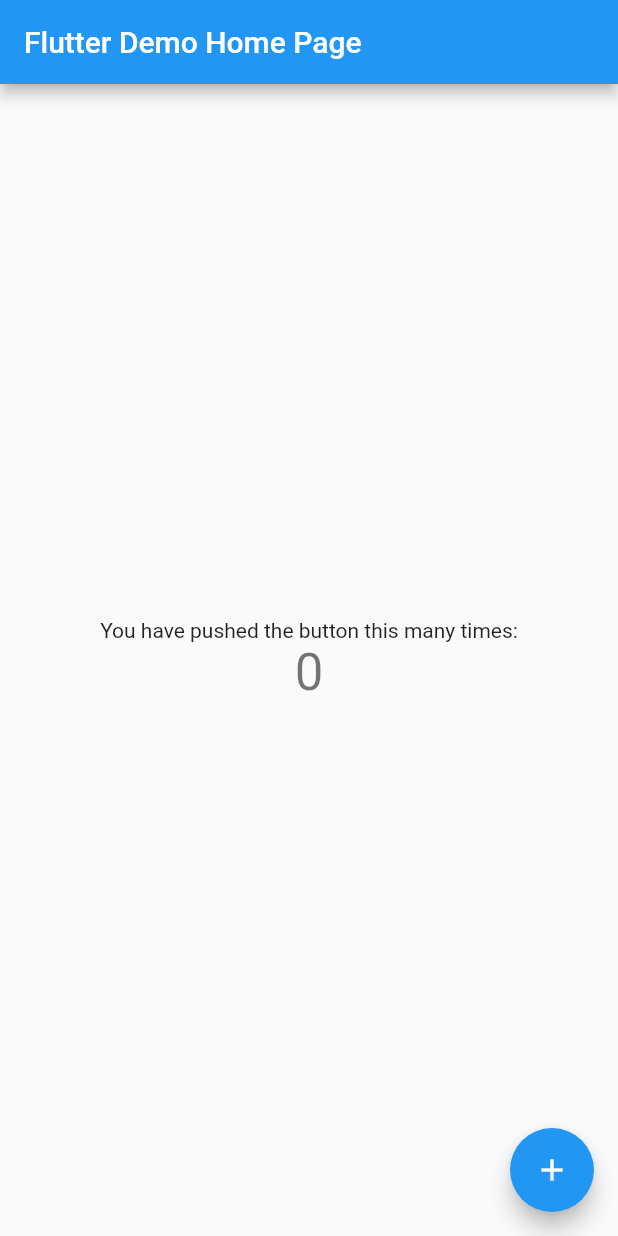
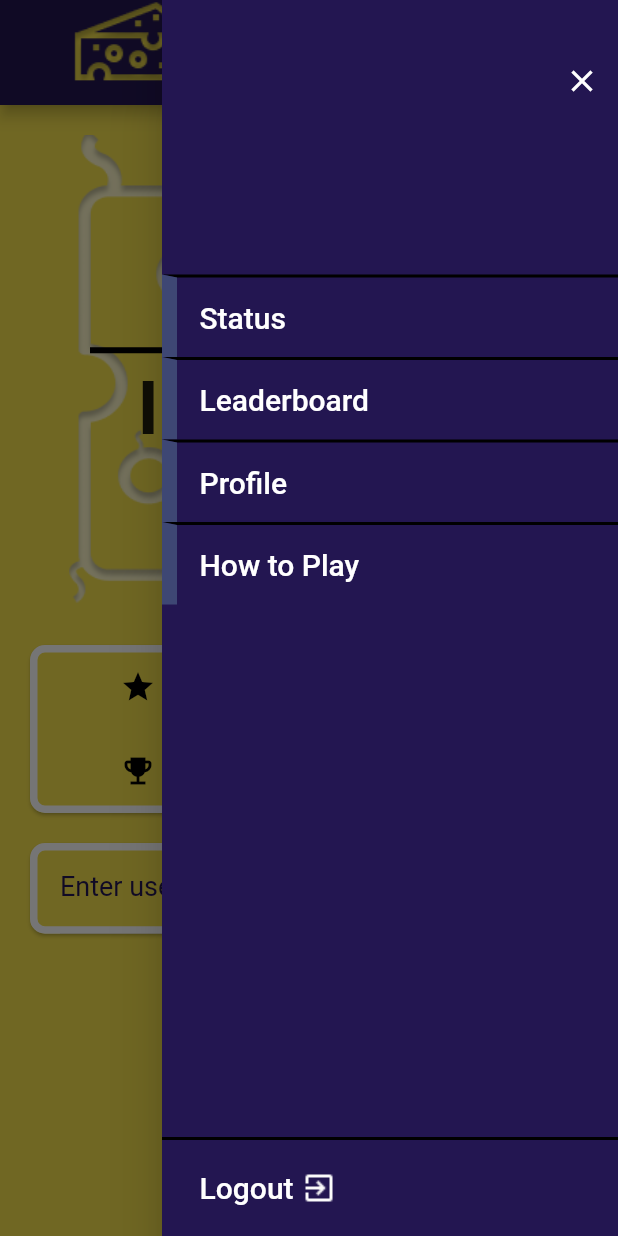
Before and after one commit to joshrabovsky/CheeseTouch, a Flutter app: the screen it shows after launch, with the side drawer open (before the commit the screen has no drawer), on a phone screen of 412 x 824 dp. Run offline on Flutter 3.47's test engine with Material 2 defaults, Android fonts, the phone set to English and light mode, and no system bars.

Commit message:
starter page initial

```diff
--- /dev/null
+++ b/cheese_touch/lib/app_bar.dart
@@ -0,0 +1,23 @@
+import "package:flutter/material.dart";
+
+class MyAppBar extends StatelessWidget {
+  @override
+  Widget build(BuildContext context) {
+    return AppBar(
+      backgroundColor: Color(0xff231651),
+      title: Row(
+        mainAxisAlignment: MainAxisAlignment.start,
+        crossAxisAlignment: CrossAxisAlignment.center,
+        children: <Widget>[
+          Expanded(
+            child: Container(
+              child: Image.asset(
+                "assets/images/appbarlogo.png",
+              ),
+            ),
+          ),
+        ],
+      ),
+    );
+  }
+}
--- /dev/null
+++ b/cheese_touch/lib/drawer.dart
@@ -0,0 +1,179 @@
+import 'package:flutter/material.dart';
+import 'package:flutter/rendering.dart';
+import "starter_body.dart";
+
+class DrawerMenu extends StatelessWidget {
+  var screenName;
+
+  void closeMenu(BuildContext ctx) {
+    Navigator.of(ctx).pop();
+  }
+
+  void selectMenuOption(BuildContext ctx) {
+    Navigator.of(ctx).pushReplacement(
+      MaterialPageRoute(
+        builder: (_) {
+          return screenName;
+        },
+
+      ),
+    );
+  }
+
+  @override
+  Widget build(BuildContext context) {
+    return Drawer(
+      child: Container(
+        color: Color(0xff231651),
+        padding: EdgeInsets.only(top: 30),
+        child: Column(
+          mainAxisAlignment: MainAxisAlignment.spaceBetween,
+          children: [
+            Container(
+              alignment: Alignment.topRight,
+              child: CloseButton(
+                color: Colors.white,
+                onPressed: () {
+                  closeMenu(context);
+                },
+              ),
+            ),
+            Padding(
+              padding: EdgeInsets.only(bottom: 250.0),
+              child: Column(
+                children: [
+                  InkWell(
+                    child: Container(
+                      width: double.infinity,
+                      padding: EdgeInsets.all(15.0),
+                      decoration: BoxDecoration(
+                        border: Border(
+                          top: BorderSide(color: Colors.black, width: 2.0),
+                          left:
+                              BorderSide(color: Color(0xff3E4774), width: 10.0),
+                        ),
+                      ),
+                      child: Text(
+                        'Status',
+                        style: Theme.of(context)
+                            .textTheme
+                            .headline6
+                            .apply(color: Colors.white),
+                        textAlign: TextAlign.left,
+                      ),
+                    ),
+                    onTap: () {screenName = StarterBody();
+                      selectMenuOption(context);
+                      print("startertapped");
+                    },
+                  ),
+                  InkWell(
+                    splashColor: Color(0xff231651),
+                    child: Container(
+                      width: double.infinity,
+                      padding: EdgeInsets.all(15.0),
+                      decoration: BoxDecoration(
+                        border: Border(
+                          top: BorderSide(color: Colors.black, width: 2.0),
+                          left:
+                              BorderSide(color: Color(0xff3E4774), width: 10.0),
+                        ),
+                      ),
+                      child: Text(
+                        'Leaderboard',
+                        style: Theme.of(context)
+                            .textTheme
+                            .headline6
+                            .apply(color: Colors.white),
+                        textAlign: TextAlign.left,
+                      ),
+                    ),
+                    onTap: () {
+                    },
+                  ),
+                  InkWell(
+                    child: Container(
+                      width: double.infinity,
+                      padding: EdgeInsets.all(15.0),
+                      decoration: BoxDecoration(
+                        border: Border(
+                          top: BorderSide(color: Colors.black, width: 2.0),
+                          left:
+                              BorderSide(color: Color(0xff3E4774), width: 10.0),
+                        ),
+                      ),
+                      child: Text(
+                        'Profile',
+                        style: Theme.of(context)
+                            .textTheme
+                            .headline6
+                            .apply(color: Colors.white),
+                        textAlign: TextAlign.left,
+                      ),
+                    ),
+                    onTap: () {
+
+                    },
+                  ),
+                  InkWell(
+                    child: Container(
+                      width: double.infinity,
+                      padding: EdgeInsets.all(15.0),
+                      decoration: BoxDecoration(
+                        border: Border(
+                          top: BorderSide(color: Colors.black, width: 2.0),
+                          left:
+                              BorderSide(color: Color(0xff3E4774), width: 10.0),
+                        ),
+                      ),
+                      child: Text(
+                        'How to Play',
+                        style: Theme.of(context)
+                            .textTheme
+                            .headline6
+                            .apply(color: Colors.white),
+                        textAlign: TextAlign.left,
+                      ),
+                    ),
+                    onTap: () {
+
+                    },
+                  ),
+                ],
+              ),
+            ),
+            Align(
+              alignment: Alignment.bottomCenter,
+              child: InkWell(
+                child: Container(
+                  padding:
+                      EdgeInsets.symmetric(horizontal: 25.0, vertical: 20.0),
+                  decoration: BoxDecoration(
+                    border: Border(
+                      top: BorderSide(color: Colors.black, width: 2.0),
+                    ),
+                  ),
+                  child: Row(
+                    children: [
+                      Text(
+                        'Logout ',
+                        style: Theme.of(context)
+                            .textTheme
+                            .headline6
+                            .apply(color: Colors.white),
+                      ),
+                      Image.asset('assets/images/logout.png')
+                    ],
+                  ),
+                ),
+                onTap: () {
+
+                },
+              ),
+            ),
+          ],
+        ),
+      ),
+    );
+  }
+}
--- /dev/null
+++ b/cheese_touch/lib/enter_username.dart
@@ -0,0 +1,165 @@
+import "package:flutter/material.dart";
+import 'dart:math';
+
+class EnterUsername extends StatefulWidget {
+  @override
+  _EnterUsernameState createState() => _EnterUsernameState();
+}
+
+class _EnterUsernameState extends State<EnterUsername> {
+  final usernameController = TextEditingController();
+  @override
+  Widget build(BuildContext context) {
+    return Container(
+      padding: EdgeInsets.symmetric(horizontal: 20, vertical: 0),
+      child: Row(
+        mainAxisAlignment: MainAxisAlignment.spaceBetween,
+        children: [
+          SizedBox(
+            width: 180,
+            child: TextField(
+                cursorColor: Color(0xff231651),
+                decoration: InputDecoration(
+                  labelText: "Enter username",
+                  labelStyle: TextStyle(
+                    fontSize: 18,
+                    color: Color(0xff231651),
+                  ),
+                ),
+                controller: usernameController,
+                onSubmitted: (_) => null),
+          ),
+          Container(
+            child: FlatButton(
+              child: Icon(
+                Icons.send,
+                color: Color(0xff231651),
+              ),
+              onPressed: () {
+                showDialog(
+                    context: context,
+                    builder: (BuildContext context) =>
+                        buildPopupDialog(context));
+              },
+            ),
+          )
+        ],
+      ),
+    );
+  }
+}
+
+enum InfectStatus {
+  BothSafe,
+  BothInfected,
+  PassTouch,
+  GetInfected,
+}
+
+Widget buildPopupDialog(BuildContext context) {
+  Random random = new Random();
+  int randomNumber = random.nextInt(4);
+  String text;
+  String text2;
+  String imageUrl;
+
+  Map<int, String> randMap = {
+    0: "InfectStatus.BothSafe",
+    1: "InfectStatus.BothInfected",
+    2: "InfectStatus.PassTouch",
+    3: "InfectStatus.GetInfected",
+  };
+
+  Map<String, Object> bothSafe = {
+    "text": "You're both safe!",
+    "text2": "+ xx points",
+    "image": "assets/images/bluecheck.png",
+  };
+
+  Map<String, Object> bothInfected = {
+    "text": "You contacted another infected player.",
+    "text2": "- xx points",
+    "image": "assets/images/yellowwarning.png",
+  };
+
+  Map<String, Object> passTouch = {
+    "text": "You've passed the cheese touch!",
+    "text2": "+ xx points",
+    "image": "assets/images/yellowcheck.png",
+  };
+
+  Map<String, Object> getInfected = {
+    "text": "You've been infected",
+    "text2": "- xx points",
+    "image": "assets/images/yellowwarning.png",
+  };
+
+  if (randomNumber == 0) {
+    text = bothSafe["text"];
+    text2 = bothSafe["text2"];
+    imageUrl = bothSafe["image"];
+  } else if (randomNumber == 1) {
+    text = bothInfected["text"];
+    text2 = bothInfected["text2"];
+    imageUrl = bothInfected["image"];
+  } else if (randomNumber == 2) {
+    text = passTouch["text"];
+    text2 = passTouch["text2"];
+    imageUrl = passTouch["image"];
+  } else {
+    text = getInfected["text"];
+    text2 = getInfected["text2"];
+    imageUrl = getInfected["image"];
+  }
+
+  return new AlertDialog(
+    shape: RoundedRectangleBorder(borderRadius: BorderRadius.circular(10)),
+    contentPadding: EdgeInsets.all(0),
+    content: Container(
+      height: 300,
+      child: Column(
+        mainAxisAlignment: MainAxisAlignment.spaceBetween,
+        children: [
+          Container(
+            alignment: Alignment.topRight,
+            child: FlatButton(
+              onPressed: () {
+                Navigator.of(context).pop();
+              },
+              child: Icon(
+                Icons.close,
+                color: Colors.grey,
+              ),
+            ),
+          ),
+          Image.asset(
+            imageUrl,
+            height: 150,
+            width: 150,
+            fit: BoxFit.fitWidth,
+          ),
+          Container(
+            margin: EdgeInsets.only(bottom: 0, top: 10, left: 0, right: 0),
+            padding: EdgeInsets.all(10),
+            decoration: BoxDecoration(
+              color: Color(0xff231651),
+              borderRadius: BorderRadius.circular(10),
+            ),
+            width: double.infinity,
+            child: Column(
+              children: [
+                Text(
+                  text,
+                  style: TextStyle(color: Colors.white, fontSize: 20),
+                  textAlign: TextAlign.center,
+                ),
+                Text(text2,
+                    style: TextStyle(color: Colors.white, fontSize: 20)),
+              ],
+            ),
+          ),
+        ],
+      ),
+    ),
+  );
+}
--- a/cheese_touch/lib/main.dart
+++ b/cheese_touch/lib/main.dart
@@ -1,117 +1,60 @@
 import 'package:flutter/material.dart';
+
+import "./starter_body.dart";
 
 void main() {
   runApp(MyApp());
 }
 
 class MyApp extends StatelessWidget {
-  // This widget is the root of your application.
   @override
   Widget build(BuildContext context) {
     return MaterialApp(
-      title: 'Flutter Demo',
       theme: ThemeData(
-        // This is the theme of your application.
-        //
-        // Try running your application with "flutter run". You'll see the
-        // application has a blue toolbar. Then, without quitting the app, try
-        // changing the primarySwatch below to Colors.green and then invoke
-        // "hot reload" (press "r" in the console where you ran "flutter run",
-        // or simply save your changes to "hot reload" in a Flutter IDE).
-        // Notice that the counter didn't reset back to zero; the application
-        // is not restarted.
-        primarySwatch: Colors.blue,
-        // This makes the visual density adapt to the platform that you run
-        // the app on. For desktop platforms, the controls will be smaller and
-        // closer together (more dense) than on mobile platforms.
         visualDensity: VisualDensity.adaptivePlatformDensity,
       ),
-      home: MyHomePage(title: 'Flutter Demo Home Page'),
+      home: MyHomePage(),
     );
   }
 }
 
 class MyHomePage extends StatefulWidget {
-  MyHomePage({Key key, this.title}) : super(key: key);
-
-  // This widget is the home page of your application. It is stateful, meaning
-  // that it has a State object (defined below) that contains fields that affect
-  // how it looks.
-
-  // This class is the configuration for the state. It holds the values (in this
-  // case the title) provided by the parent (in this case the App widget) and
-  // used by the build method of the State. Fields in a Widget subclass are
-  // always marked "final".
-
-  final String title;
-
   @override
   _MyHomePageState createState() => _MyHomePageState();
 }
 
 class _MyHomePageState extends State<MyHomePage> {
-  int _counter = 0;
+  final Color mainColor = Color(0xff231651);
 
-  void _incrementCounter() {
-    setState(() {
-      // This call to setState tells the Flutter framework that something has
-      // changed in this State, which causes it to rerun the build method below
-      // so that the display can reflect the updated values. If we changed
-      // _counter without calling setState(), then the build method would not be
-      // called again, and so nothing would appear to happen.
-      _counter++;
-    });
-  }
+  // final AppBar appBar = AppBar(
+  //   backgroundColor: Color(0xff231651),
+  //   title: Row(
+  //     mainAxisAlignment: MainAxisAlignment.start,
+  //     crossAxisAlignment: CrossAxisAlignment.center,
+  //     children: <Widget>[
+  //       Container(
+  //         child: Image.asset(
+  //           "assets/images/appbarlogo.png",
+  //         ),
+  //       ),
+  //     ],
+  //   ),
+  // );
 
   @override
   Widget build(BuildContext context) {
-    // This method is rerun every time setState is called, for instance as done
-    // by the _incrementCounter method above.
-    //
-    // The Flutter framework has been optimized to make rerunning build methods
-    // fast, so that you can just rebuild anything that needs updating rather
-    // than having to individually change instances of widgets.
-    return Scaffold(
-      appBar: AppBar(
-        // Here we take the value from the MyHomePage object that was created by
-        // the App.build method, and use it to set our appbar title.
-        title: Text(widget.title),
-      ),
-      body: Center(
-        // Center is a layout widget. It takes a single child and positions it
-        // in the middle of the parent.
-        child: Column(
-          // Column is also a layout widget. It takes a list of children and
-          // arranges them vertically. By default, it sizes itself to fit its
-          // children horizontally, and tries to be as tall as its parent.
-          //
-          // Invoke "debug painting" (press "p" in the console, choose the
-          // "Toggle Debug Paint" action from the Flutter Inspector in Android
-          // Studio, or the "Toggle Debug Paint" command in Visual Studio Code)
-          // to see the wireframe for each widget.
-          //
-          // Column has various properties to control how it sizes itself and
-          // how it positions its children. Here we use mainAxisAlignment to
-          // center the children vertically; the main axis here is the vertical
-          // axis because Columns are vertical (the cross axis would be
-          // horizontal).
-          mainAxisAlignment: MainAxisAlignment.center,
-          children: <Widget>[
-            Text(
-              'You have pushed the button this many times:',
-            ),
-            Text(
-              '$_counter',
-              style: Theme.of(context).textTheme.headline4,
-            ),
-          ],
-        ),
-      ),
-      floatingActionButton: FloatingActionButton(
-        onPressed: _incrementCounter,
-        tooltip: 'Increment',
-        child: Icon(Icons.add),
-      ), // This trailing comma makes auto-formatting nicer for build methods.
-    );
+
+    return StarterBody();
+    // Scaffold(
+    //   // backgroundColor: Colors.purple,
+    //   // extendBodyBehindAppBar: true,
+    //   appBar:
+    //       PreferredSize(preferredSize: Size.fromHeight(70.0), child: MyAppBar()),
+    //   endDrawer: Drawer(),
+    //   body: Container(
+    //     width: MediaQuery.of(context).size.width,
+    //     child: ,
+    //   ),
+    // );
   }
 }
--- /dev/null
+++ b/cheese_touch/lib/starter_body.dart
@@ -0,0 +1,175 @@
+import "package:flutter/material.dart";
+
+import "./enter_username.dart";
+import "./app_bar.dart";
+import "./drawer.dart";
+
+class StarterBody extends StatefulWidget {
+  @override
+  _StarterBodyState createState() => _StarterBodyState();
+}
+
+class _StarterBodyState extends State<StarterBody> {
+  var isInfected = true;
+
+  Map<String, Object> starterDesignInfected = {
+    "status": "INFECTED",
+    "color": Color(0xffF4E04D),
+    "border": Colors.white,
+    "image": "assets/images/infectedcheese.png",
+  };
+
+  Map<String, Object> starterDesignNormal = {
+    "status": "NOT INFECTED",
+    "color": Colors.white,
+    "border": Color(0xffF4E04D),
+    "image": "assets/images/normalcheese.png",
+  };
+
+  @override
+  Widget build(BuildContext context) {
+    return Scaffold(
+      backgroundColor: isInfected
+          ? starterDesignInfected["color"]
+          : starterDesignNormal["color"],
+      appBar: PreferredSize(
+          preferredSize: Size.fromHeight(70.0), child: MyAppBar()),
+      endDrawer: DrawerMenu(),
+      body: Container(
+        width: MediaQuery.of(context).size.width,
+        padding: EdgeInsets.all(10),
+        child: SingleChildScrollView(
+          child: Column(
+            crossAxisAlignment: CrossAxisAlignment.center,
+            children: [
+              Stack(
+                alignment: Alignment.center,
+                children: [
+                  Container(
+                    padding: EdgeInsets.all(10),
+                    child: isInfected
+                        ? Image.asset(
+                            starterDesignInfected["image"],
+                            height: 320,
+                            width: 320,
+                            fit: BoxFit.fitWidth,
+                          )
+                        : Image.asset(
+                            starterDesignNormal["image"],
+                            height: 280,
+                            width: 280,
+                            fit: BoxFit.fitWidth,
+                          ),
+                  ),
+                  Column(
+                    mainAxisAlignment: MainAxisAlignment.center,
+                    children: [
+                      Text(
+                        "STATUS",
+                        style: TextStyle(
+                            fontSize: 22, fontWeight: FontWeight.bold),
+                      ),
+                      Divider(
+                          height: 20,
+                          thickness: 4,
+                          indent: 50,
+                          endIndent: 50,
+                          color: Colors.black),
+                      Text(
+                        isInfected
+                            ? starterDesignInfected["status"]
+                            : starterDesignNormal["status"],
+                        style: TextStyle(
+                          fontSize: 50,
+                          fontWeight: FontWeight.bold,
+                        ),
+                        textAlign: TextAlign.center,
+                      ),
+                    ],
+                  ),
+                ],
+              ),
+              Card(
+                color: isInfected
+                    ? starterDesignInfected["color"]
+                    : starterDesignNormal["color"],
+                margin: EdgeInsets.all(10),
+                shape: RoundedRectangleBorder(
+                  side: BorderSide(
+                      color: isInfected
+                          ? starterDesignInfected["border"]
+                          : starterDesignNormal["border"],
+                      width: 5),
+                  borderRadius: BorderRadius.circular(10),
+                ),
+                child: Container(
+                  padding: EdgeInsets.symmetric(horizontal: 10, vertical: 0),
+                  width: double.infinity,
+                  child: Column(
+                    children: [
+                      ListTile(
+                        contentPadding: EdgeInsets.all(0),
+                        leading: Padding(
+                          padding: const EdgeInsets.only(left: 50),
+                          child: Icon(
+                            Icons.star,
+                            color: Colors.black,
+                          ),
+                        ),
+                        title: Text(
+                          "Current points: 15151",
+                          style: TextStyle(
+                            fontSize: 18,
+                            fontWeight: FontWeight.bold,
+                          ),
+                          textAlign: TextAlign.center,
+                        ),
+                      ),
+                      ListTile(
+                        contentPadding: EdgeInsets.all(0),
+                        leading: Padding(
+                          padding: const EdgeInsets.only(left: 50),
+                          child: Icon(
+                            Icons.emoji_events,
+                            color: Colors.black,
+                          ),
+                        ),
+                        title: Text(
+                          "Current ranking: 15/2000",
+                          style: TextStyle(
+                            fontSize: 18,
+                            fontWeight: FontWeight.bold,
+                          ),
+                          textAlign: TextAlign.center,
+                        ),
+                      ),
+                    ],
+                  ),
+                ),
+              ),
+              Card(
+                color: isInfected
+                    ? starterDesignInfected["color"]
+                    : starterDesignNormal["color"],
+                margin: EdgeInsets.all(10),
+                shape: RoundedRectangleBorder(
+                  side: BorderSide(
+                      color: isInfected
+                          ? starterDesignInfected["border"]
+                          : starterDesignNormal["border"],
+                      width: 5),
+                  borderRadius: BorderRadius.circular(10),
+                ),
+                child: FormField(
+                  builder: (_) {
+                    return EnterUsername();
+                  },
+                ),
+              )
+            ],
+          ),
+        ),
+      ),
+    );
+  }
+}
```
Also changed, not shown: cheese_touch/pubspec.yaml (+9 -4 lines), cheese_touch/assets/images/appbarlogo.png (added), cheese_touch/assets/images/bluecheck.png (added), cheese_touch/assets/images/infectedcheese.png (added), cheese_touch/assets/images/logout.png (added), cheese_touch/assets/images/normalcheese.png (added), cheese_touch/assets/images/yellowcheck.png (added), cheese_touch/assets/images/yellowwarning.png (added).
